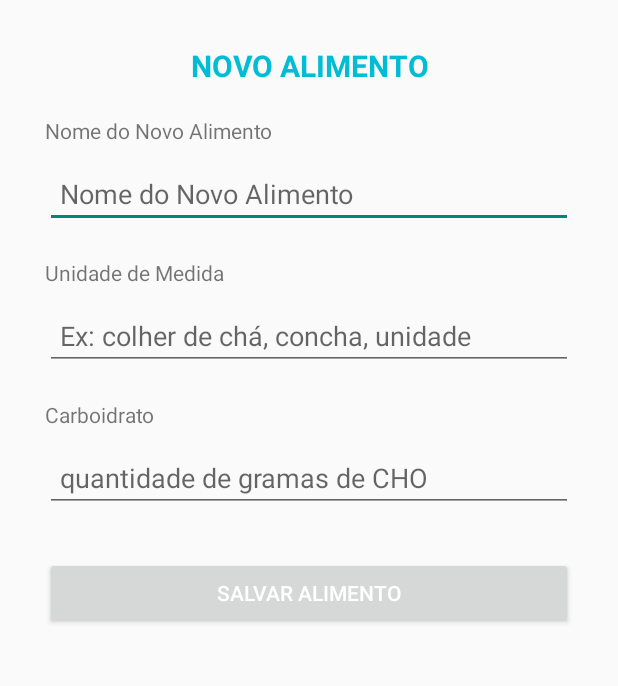
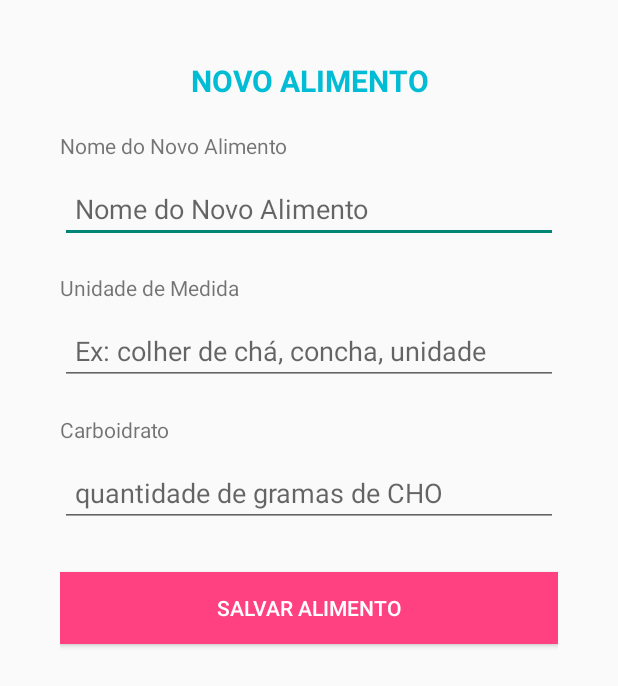
Before and after one commit to FernandaBernardo/diabetes-mais-doce, an Android app: the layout novo_alimento_diferente.xml on its own in the app's theme, with its tools: preview values and no code run, on a phone screen of 412 x 824 dp. Shown: the top 686 px of the screen. Run offline under Robolectric (Android 15) with nearby library versions, the phone set to English and light mode, and no system bars.

Commit message:
change layout nova_glicemia and novo_alimento_diferente

```diff
--- a/app/src/main/res/layout/novo_alimento_diferente.xml
+++ b/app/src/main/res/layout/novo_alimento_diferente.xml
@@ -1,71 +1,77 @@
 <LinearLayout xmlns:android="http://schemas.android.com/apk/res/android"
-    xmlns:tools="http://schemas.android.com/tools"
-    android:layout_width="match_parent"
-    android:layout_height="match_parent"
     android:gravity="center_horizontal"
-    android:orientation="vertical"
-    android:padding="30dp">
+    style="@style/container"
+    >
 
     <TextView
+        android:gravity="center"
+        android:layout_height="wrap_content"
+        android:layout_marginBottom="20dp"
         android:layout_width="match_parent"
-        android:layout_height="wrap_content"
         android:text="@string/novo_alimento"
-        android:gravity="center"
+        android:textAllCaps="true"
+        android:textColor="@color/primary"
+        android:textSize="20sp"
         android:textStyle="bold"
-        android:textColor="@color/primary"
-        android:layout_marginBottom="20dp"
-        android:textAllCaps="true"
-        android:textSize="20sp"/>
+        />
 
     <TextView
-        android:layout_width="match_parent"
         android:layout_height="wrap_content"
         android:layout_marginBottom="10dp"
-        android:text="@string/nome_alimento" />
+        android:layout_width="match_parent"
+        android:text="@string/nome_alimento"
+        />
 
     <EditText
+        android:hint="@string/nome_alimento"
+        android:id="@+id/nome_alimento"
+        android:layout_height="wrap_content"
+        android:layout_marginBottom="20dp"
         android:layout_width="match_parent"
-        android:layout_height="wrap_content"
-        android:hint="@string/nome_alimento"
         android:paddingLeft="10dp"
-        android:layout_marginBottom="20dp"
-        android:id="@+id/nome_alimento"/>
+        />
 
     <TextView
-        android:layout_width="match_parent"
         android:layout_height="wrap_content"
         android:layout_marginBottom="10dp"
-        android:text="@string/unidade_de_medida" />
+        android:layout_width="match_parent"
+        android:text="@string/unidade_de_medida"
+        />
 
     <AutoCompleteTextView
+        android:completionThreshold="1"
+        android:hint="@string/ex_colher_de_cha_concha_unidade"
+        android:id="@+id/unidade_novo_alimento"
+        android:layout_height="wrap_content"
+        android:layout_marginBottom="20dp"
         android:layout_width="match_parent"
-        android:layout_height="wrap_content"
-        android:id="@+id/unidade_novo_alimento"
-        android:layout_marginBottom="20dp"
         android:paddingLeft="10dp"
-        android:completionThreshold="1"
-        android:hint="@string/ex_colher_de_cha_concha_unidade"/>
+        />
 
     <TextView
-        android:layout_width="match_parent"
         android:layout_height="wrap_content"
         android:layout_marginBottom="10dp"
-        android:text="@string/carboidrato"/>
+        android:layout_width="match_parent"
+        android:text="@string/carboidrato"
+        />
 
     <EditText
+        android:hint="@string/quantidade_de_gramas_de_cho"
+        android:id="@+id/carboidrato_novo_alimento"
+        android:inputType="number"
+        android:layout_height="wrap_content"
         android:layout_width="match_parent"
-        android:layout_height="wrap_content"
-        android:hint="@string/quantidade_de_gramas_de_cho"
-        android:inputType="number"
         android:layout_marginBottom="30dp"
         android:paddingLeft="10dp"
-        android:id="@+id/carboidrato_novo_alimento"/>
+        />
 
     <Button
+        android:background="@color/accent"
+        android:id="@+id/salvar_alimento"
+        android:layout_height="wrap_content"
         android:layout_width="match_parent"
-        android:layout_height="wrap_content"
-        android:id="@+id/salvar_alimento"
-        android:textColor="#fff"
-        android:text="@string/salvar_alimento" />
+        android:text="@string/salvar_alimento"
+        android:textColor="@color/icons"
+        />
 
 </LinearLayout>
```
Also changed, not shown: app/src/main/res/layout/nova_glicemia.xml (+37 -39 lines).
